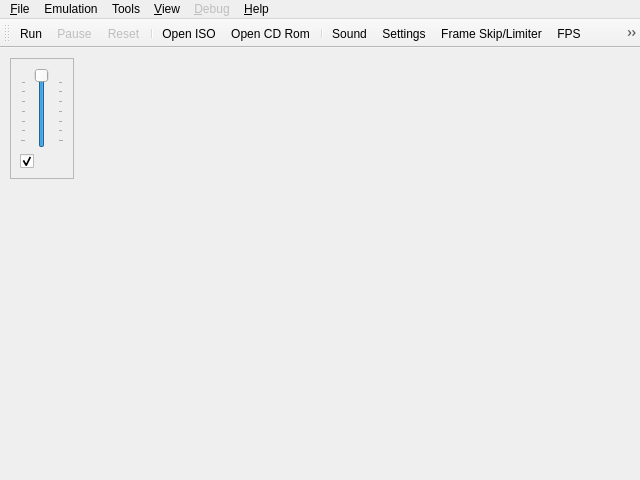
Old version of the form yabause/src/qt/ui/UIYabause.ui in the repository KitoHo/yabause.
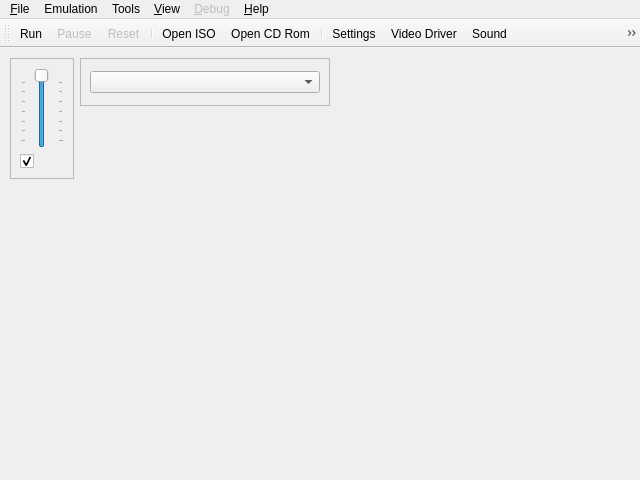
New version of the form. Icons and pictures are not drawn.

Commit message: add a new icon in toolbar that allow to change the video core, remove useless icons ( tansfert & log )

```diff
--- a/yabause/src/qt/ui/UIYabause.ui
+++ b/yabause/src/qt/ui/UIYabause.ui
@@ -87,6 +87,33 @@
      </item>
     </layout>
    </widget>
+   <widget class="QFrame" name="fVideoDriver" >
+    <property name="geometry" >
+     <rect>
+      <x>80</x>
+      <y>10</y>
+      <width>250</width>
+      <height>48</height>
+     </rect>
+    </property>
+    <property name="sizePolicy" >
+     <sizepolicy vsizetype="Fixed" hsizetype="Maximum" >
+      <horstretch>0</horstretch>
+      <verstretch>0</verstretch>
+     </sizepolicy>
+    </property>
+    <property name="frameShape" >
+     <enum>QFrame::StyledPanel</enum>
+    </property>
+    <property name="frameShadow" >
+     <enum>QFrame::Sunken</enum>
+    </property>
+    <layout class="QVBoxLayout" >
+     <item>
+      <widget class="QComboBox" name="cbVideoDriver" />
+     </item>
+    </layout>
+   </widget>
   </widget>
   <widget class="QMenuBar" name="menubar" >
    <property name="geometry" >
@@ -240,14 +267,13 @@
    <addaction name="aFileOpenISO" />
    <addaction name="aFileOpenCDRom" />
    <addaction name="separator" />
-   <addaction name="aSound" />
    <addaction name="aFileSettings" />
+   <addaction name="aVideoDriver" />
+   <addaction name="aSound" />
    <addaction name="aEmulationFrameSkipLimiter" />
    <addaction name="aViewFPS" />
    <addaction name="aViewFullscreen" />
-   <addaction name="aToolsTransfer" />
    <addaction name="aFileScreenshot" />
-   <addaction name="aViewLog" />
    <addaction name="separator" />
    <addaction name="aToolsBackupManager" />
    <addaction name="aToolsCheatsList" />
@@ -738,6 +764,14 @@
     <string>Sound...</string>
    </property>
   </action>
+  <action name="aVideoDriver" >
+   <property name="icon" >
+    <iconset resource="../resources/resources.qrc" >:/actions/icons/actions/video.png</iconset>
+   </property>
+   <property name="text" >
+    <string>Video Driver</string>
+   </property>
+  </action>
  </widget>
  <resources>
   <include location="../resources/resources.qrc" />
```
Left out of the diff: 2 changed lines with no effect on the pictures. The commit also changes 6 other files.
